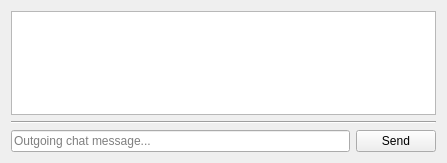
Qt form PlanningCommon/gui/ChatWidget.ui (raptorswing/FlightPlanner) before a commit.
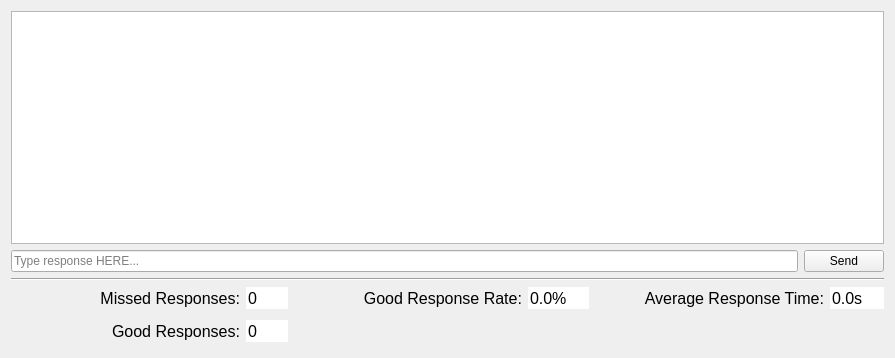
The same form after that commit. Icons and pictures are not drawn.

What changed in the file:
```diff
--- a/PlanningCommon/gui/ChatWidget.ui
+++ b/PlanningCommon/gui/ChatWidget.ui
@@ -6,8 +6,8 @@
    <rect>
     <x>0</x>
     <y>0</y>
-    <width>447</width>
-    <height>163</height>
+    <width>895</width>
+    <height>358</height>
    </rect>
   </property>
   <property name="windowTitle">
@@ -26,19 +26,12 @@
      </property>
     </widget>
    </item>
-   <item>
-    <widget class="Line" name="line">
-     <property name="orientation">
-      <enum>Qt::Horizontal</enum>
-     </property>
-    </widget>
-   </item>
    <item>
     <layout class="QHBoxLayout" name="horizontalLayout">
      <item>
       <widget class="QLineEdit" name="chatLineEntry">
        <property name="placeholderText">
-        <string>Outgoing chat message...</string>
+        <string>Type response HERE...</string>
        </property>
       </widget>
      </item>
@@ -54,6 +47,256 @@
      </item>
     </layout>
    </item>
+   <item>
+    <widget class="Line" name="line">
+     <property name="orientation">
+      <enum>Qt::Horizontal</enum>
+     </property>
+    </widget>
+   </item>
+   <item>
+    <layout class="QGridLayout" name="gridLayout">
+     <item row="1" column="1">
+      <widget class="QSpinBox" name="goodCountBox">
+       <property name="sizePolicy">
+        <sizepolicy hsizetype="Fixed" vsizetype="Fixed">
+         <horstretch>0</horstretch>
+         <verstretch>0</verstretch>
+        </sizepolicy>
+       </property>
+       <property name="font">
+        <font>
+         <pointsize>12</pointsize>
+        </font>
+       </property>
+       <property name="frame">
+        <bool>false</bool>
+       </property>
+       <property name="readOnly">
+        <bool>true</bool>
+       </property>
+       <property name="buttonSymbols">
+        <enum>QAbstractSpinBox::NoButtons</enum>
+       </property>
+       <property name="keyboardTracking">
+        <bool>false</bool>
+       </property>
+       <property name="maximum">
+        <number>1000</number>
+       </property>
+      </widget>
+     </item>
+     <item row="1" column="0">
+      <widget class="QLabel" name="label_2">
+       <property name="font">
+        <font>
+         <pointsize>12</pointsize>
+        </font>
+       </property>
+       <property name="text">
+        <string>Good Responses:</string>
+       </property>
+       <property name="alignment">
+        <set>Qt::AlignRight|Qt::AlignTrailing|Qt::AlignVCenter</set>
+       </property>
+      </widget>
+     </item>
+     <item row="1" column="5">
+      <widget class="QLabel" name="goodRateIcon">
+       <property name="minimumSize">
+        <size>
+         <width>32</width>
+         <height>32</height>
+        </size>
+       </property>
+       <property name="maximumSize">
+        <size>
+         <width>32</width>
+         <height>32</height>
+        </size>
+       </property>
+       <property name="text">
+        <string/>
+       </property>
+       <property name="pixmap">
+        <pixmap resource="../PlanningCommonResources.qrc">:/smiles/plain.png</pixmap>
+       </property>
+      </widget>
+     </item>
+     <item row="1" column="8">
+      <widget class="QLabel" name="averageTimeIcon">
+       <property name="minimumSize">
+        <size>
+         <width>32</width>
+         <height>32</height>
+        </size>
+       </property>
+       <property name="maximumSize">
+        <size>
+         <width>32</width>
+         <height>32</height>
+        </size>
+       </property>
+       <property name="text">
+        <string/>
+       </property>
+       <property name="pixmap">
+        <pixmap resource="../PlanningCommonResources.qrc">:/smiles/plain.png</pixmap>
+       </property>
+      </widget>
+     </item>
+     <item row="0" column="7">
+      <widget class="QLabel" name="label_4">
+       <property name="font">
+        <font>
+         <pointsize>12</pointsize>
+        </font>
+       </property>
+       <property name="text">
+        <string>Average Response Time:</string>
+       </property>
+       <property name="alignment">
+        <set>Qt::AlignRight|Qt::AlignTrailing|Qt::AlignVCenter</set>
+       </property>
+      </widget>
+     </item>
+     <item row="0" column="0">
+      <widget class="QLabel" name="label">
+       <property name="font">
+        <font>
+         <pointsize>12</pointsize>
+        </font>
+       </property>
+       <property name="text">
+        <string>Missed Responses:</string>
+       </property>
+       <property name="alignment">
+        <set>Qt::AlignRight|Qt::AlignTrailing|Qt::AlignVCenter</set>
+       </property>
+      </widget>
+     </item>
+     <item row="0" column="1">
+      <widget class="QSpinBox" name="missedCountBox">
+       <property name="sizePolicy">
+        <sizepolicy hsizetype="Fixed" vsizetype="Fixed">
+         <horstretch>0</horstretch>
+         <verstretch>0</verstretch>
+        </sizepolicy>
+       </property>
+       <property name="font">
+        <font>
+         <pointsize>12</pointsize>
+        </font>
+       </property>
+       <property name="frame">
+        <bool>false</bool>
+       </property>
+       <property name="readOnly">
+        <bool>true</bool>
+       </property>
+       <property name="buttonSymbols">
+        <enum>QAbstractSpinBox::NoButtons</enum>
+       </property>
+       <property name="keyboardTracking">
+        <bool>false</bool>
+       </property>
+       <property name="maximum">
+        <number>1000</number>
+       </property>
+      </widget>
+     </item>
+     <item row="0" column="8">
+      <widget class="QDoubleSpinBox" name="averageTimeBox">
+       <property name="sizePolicy">
+        <sizepolicy hsizetype="Fixed" vsizetype="Fixed">
+         <horstretch>0</horstretch>
+         <verstretch>0</verstretch>
+        </sizepolicy>
+       </property>
+       <property name="font">
+        <font>
+         <pointsize>12</pointsize>
+        </font>
+       </property>
+       <property name="autoFillBackground">
+        <bool>false</bool>
+       </property>
+       <property name="frame">
+        <bool>false</bool>
+       </property>
+       <property name="readOnly">
+        <bool>true</bool>
+       </property>
+       <property name="buttonSymbols">
+        <enum>QAbstractSpinBox::NoButtons</enum>
+       </property>
+       <property name="keyboardTracking">
+        <bool>false</bool>
+       </property>
+       <property name="suffix">
+        <string>s</string>
+       </property>
+       <property name="decimals">
+        <number>1</number>
+       </property>
+       <property name="maximum">
+        <double>500.000000000000000</double>
+       </property>
+      </widget>
+     </item>
+     <item row="0" column="4">
+      <widget class="QLabel" name="label_3">
+       <property name="font">
+        <font>
+         <pointsize>12</pointsize>
+        </font>
+       </property>
+       <property name="text">
+        <string>Good Response Rate:</string>
+       </property>
+       <property name="alignment">
+        <set>Qt::AlignRight|Qt::AlignTrailing|Qt::AlignVCenter</set>
+       </property>
+      </widget>
+     </item>
+     <item row="0" column="5">
+      <widget class="QDoubleSpinBox" name="goodRateBox">
+       <property name="sizePolicy">
+        <sizepolicy hsizetype="Fixed" vsizetype="Fixed">
+         <horstretch>0</horstretch>
+         <verstretch>0</verstretch>
+        </sizepolicy>
+       </property>
+       <property name="font">
+        <font>
+         <pointsize>12</pointsize>
+        </font>
+       </property>
+       <property name="frame">
+        <bool>false</bool>
+       </property>
+       <property name="readOnly">
+        <bool>true</bool>
+       </property>
+       <property name="buttonSymbols">
+        <enum>QAbstractSpinBox::NoButtons</enum>
+       </property>
+       <property name="keyboardTracking">
+        <bool>false</bool>
+       </property>
+       <property name="suffix">
+        <string>%</string>
+       </property>
+       <property name="decimals">
+        <number>1</number>
+       </property>
+       <property name="maximum">
+        <double>100.000000000000000</double>
+       </property>
+      </widget>
+     </item>
+    </layout>
+   </item>
   </layout>
  </widget>
  <resources/>
```
Left out of the diff: 4 changed lines with no effect on the pictures.
